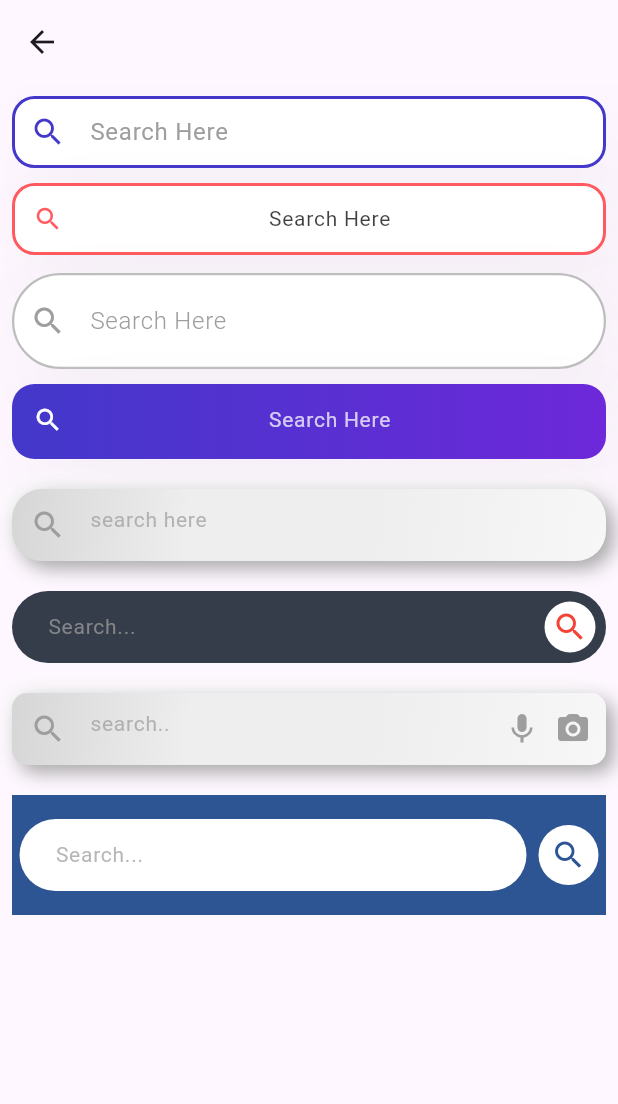
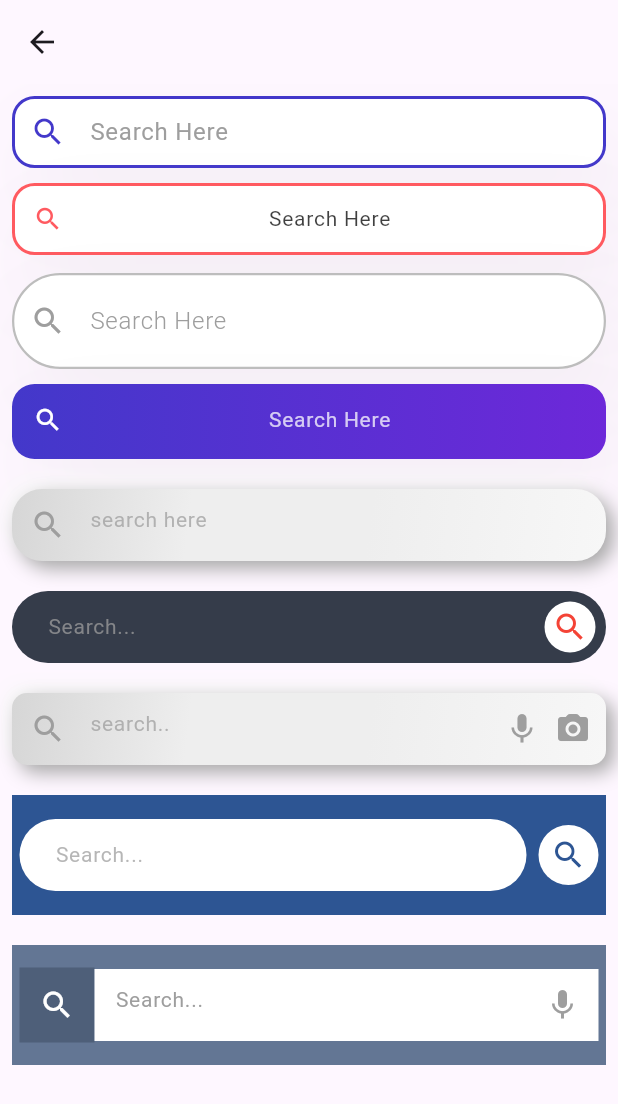
Before and after one commit to KhubaibJamal/FYP, a Flutter app: the SearchBars screen opened directly, on a phone screen of 412 x 824 dp. Shown: the top 1104 px of the screen. Run offline on Flutter 3.47's test engine with Material 3 defaults, Android fonts, the phone set to English and light mode, and no system bars.

Commit message:
search box:adding search field

```diff
--- a/lib/home/search_bars.dart
+++ b/lib/home/search_bars.dart
@@ -7,6 +7,7 @@ import 'package:fyp/search%20bar/rounded_search_box3.dart';
 import 'package:fyp/search%20bar/search_bar1.dart';
 import 'package:fyp/search%20bar/search_box6.dart';
 import 'package:fyp/search%20bar/search_box8.dart';
+import 'package:fyp/search%20bar/search_box9.dart';
 
 class SearchBars extends StatelessWidget {
   SearchBars({super.key});
@@ -64,6 +65,11 @@ class SearchBars extends StatelessWidget {
                 textController: controllerOne,
                 hintText: "Search...",
               ),
+              const SizedBox(height: 20),
+              SearchBox9(
+                searchController: controllerOne,
+                hintText: "Search...",
+              ),
             ],
           ),
         ),
--- /dev/null
+++ b/lib/search bar/search_box9.dart
@@ -0,0 +1,59 @@
+import 'package:flutter/material.dart';
+
+class SearchBox9 extends StatelessWidget {
+  final TextEditingController searchController;
+  final String hintText;
+  const SearchBox9({
+    super.key,
+    required this.searchController,
+    required this.hintText,
+  });
+
+  @override
+  Widget build(BuildContext context) {
+    return Container(
+      padding: const EdgeInsets.symmetric(horizontal: 5),
+      height: 80,
+      width: MediaQuery.of(context).size.width,
+      color: const Color(0xFF637694),
+      child: Row(
+        children: [
+          Container(
+            height: 50,
+            width: 50,
+            decoration: BoxDecoration(
+              color: const Color(0xFF4e5f79),
+              // borderRadius: BorderRadius.all(Radius.circular(10.0)),
+            ),
+            child: const Icon(
+              Icons.search,
+              color: Colors.white,
+            ),
+          ),
+          Expanded(
+            child: TextField(
+              controller: searchController,
+              onChanged: (value) {},
+              style: const TextStyle(
+                fontSize: 14,
+                color: Color(0xffffffff),
+              ),
+              decoration: InputDecoration(
+                suffixIcon: Icon(Icons.mic, color: Colors.grey[500]!),
+                filled: true,
+                fillColor: Colors.white,
+                hintText: hintText,
+                hintStyle: TextStyle(color: Colors.grey[500]!),
+                contentPadding: const EdgeInsets.symmetric(
+                    vertical: 10.0, horizontal: 10.0),
+                border: InputBorder.none,
+                enabledBorder: InputBorder.none,
+                focusedBorder: InputBorder.none,
+              ),
+            ),
+          ),
+        ],
+      ),
+    );
+  }
+}
```
